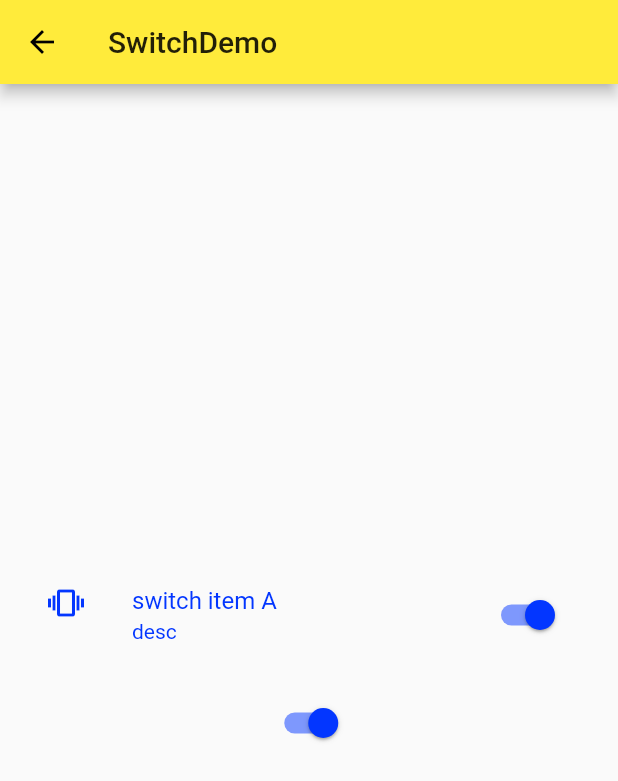
After one commit to chuheridangwu/flutter_demo, a Flutter app: the SwitchDemo screen opened directly, after a tap on "switch item A", on a phone screen of 412 x 824 dp. The commit adds this screen. Shown: the top 781 px of the screen. Run offline on Flutter 3.47's test engine with Material 2 defaults, Android fonts, the phone set to English and light mode, and no system bars.

Commit message:
Switch 选择按钮的基础使用

```diff
--- a/lib/demo/material_components.dart
+++ b/lib/demo/material_components.dart
@@ -5,6 +5,7 @@ import 'popup_menu_btn_demo.dart';
 import 'from_demo.dart';
 import 'check_box_demo.dart';
 import 'radio_demo.dart';
+import 'switch_demo.dart';
 
 class MaterialComponents extends StatelessWidget {
   @override
@@ -24,6 +25,7 @@ class MaterialComponents extends StatelessWidget {
           ListItem(title: 'fromDemo', page: FromDemo()),
           ListItem(title: 'checkBox', page: CheckBoxDemo()),
           ListItem(title: 'radio', page: RadioDemo()),
+          ListItem(title: 'switch', page: SwitchDemo()),
         ],
       ),
     );
--- /dev/null
+++ b/lib/demo/switch_demo.dart
@@ -0,0 +1,53 @@
+import 'package:flutter/material.dart';
+
+class SwitchDemo extends StatefulWidget {
+  @override
+  _SwitchDemoState createState() => _SwitchDemoState();
+}
+
+class _SwitchDemoState extends State<SwitchDemo> {
+  bool _switchItemA = false;
+  @override
+  Widget build(BuildContext context) {
+    return Scaffold(
+      appBar: AppBar(
+        title: Text('SwitchDemo'),
+      ),
+      body: Container(
+        padding: EdgeInsets.all(16.0),
+        child: Column(
+          mainAxisAlignment: MainAxisAlignment.center,
+          children: <Widget>[
+            SwitchListTile(
+              value: _switchItemA,
+              onChanged: (value){
+                setState(() {
+                  _switchItemA = value;
+                });
+              },
+              title: Text('switch item A'),
+              subtitle: Text('desc'),
+              secondary: Icon(_switchItemA ? Icons.vibration : Icons.videocam),
+              selected:  _switchItemA,
+            ),
+            SizedBox(height: 12),
+
+            Row(
+              mainAxisAlignment: MainAxisAlignment.center,
+              children: <Widget>[
+                Switch(
+                  value: _switchItemA,
+                  onChanged: (value){
+                    setState(() {
+                      _switchItemA = value;
+                    });
+                  },
+                )
+              ],
+            ),
+          ],
+        ),
+      ),
+    );
+  }
+}
```
